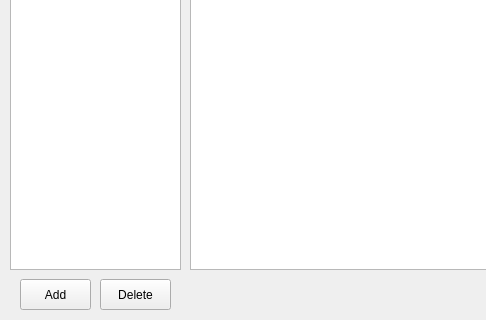
Qt form host_switcher.ui (yyquick/host-switcher) before a commit; both pictures show x 0 to 486 and y 211 to 531 of the 790 by 531 pixel window.
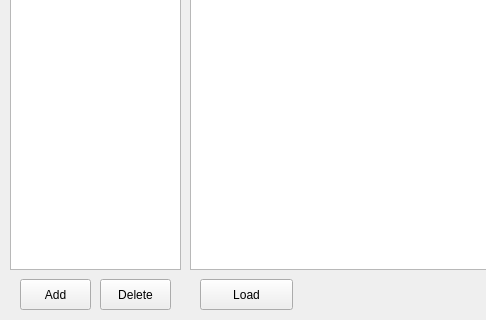
The same form after that commit.

What changed in the file:
```diff
--- a/host_switcher.ui
+++ b/host_switcher.ui
@@ -148,6 +148,19 @@
    </attribute>
    <column/>
   </widget>
+  <widget class="QPushButton" name="loadConfigButton">
+   <property name="geometry">
+    <rect>
+     <x>200</x>
+     <y>490</y>
+     <width>93</width>
+     <height>31</height>
+    </rect>
+   </property>
+   <property name="text">
+    <string>Load</string>
+   </property>
+  </widget>
  </widget>
  <layoutdefault spacing="6" margin="11"/>
  <resources/>
```
